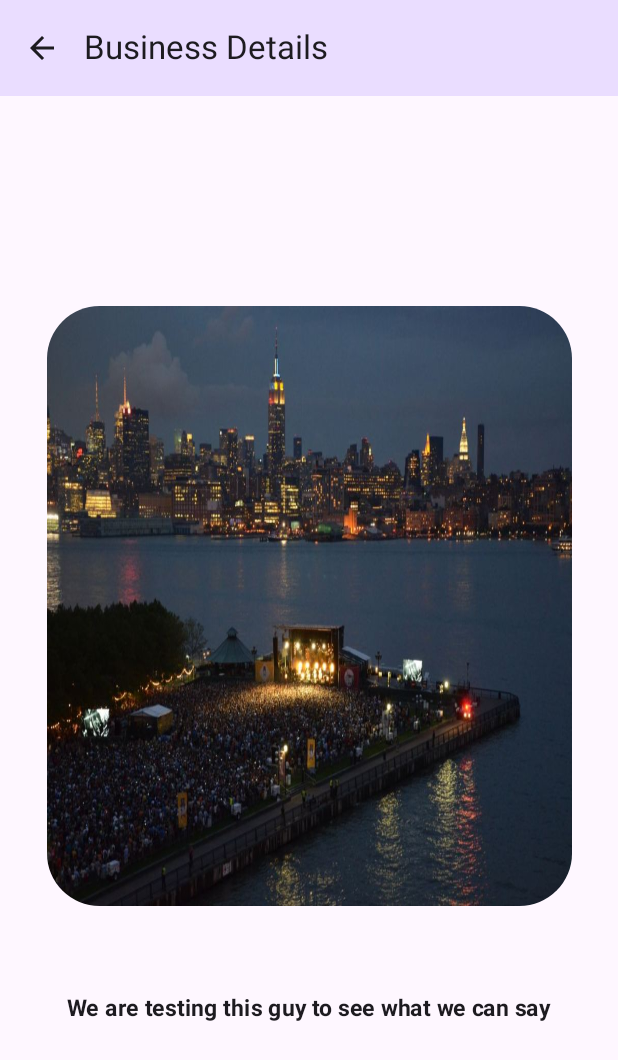
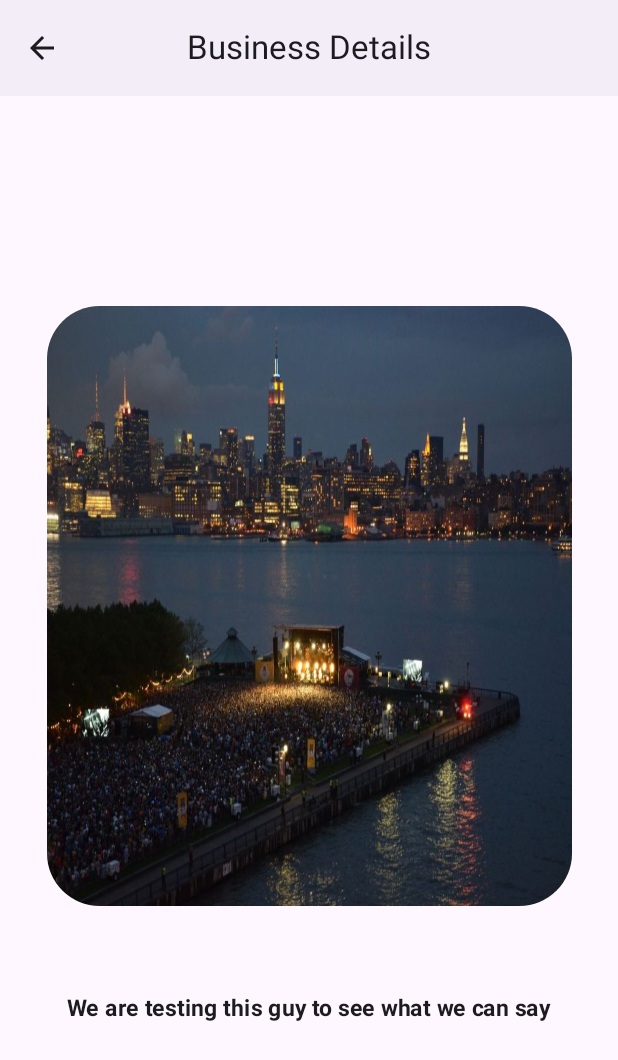
Before and after one commit to jlr295/myHoboken, an Android app built with Jetpack Compose: the BusinessDetailsScreen screen opened through its navigation route, on a phone screen of 412 x 824 dp. Shown: the top 1060 px of the screen. Run offline under Robolectric (Android 15) with nearby library versions, the phone set to English and light mode, and no system bars; 1 statement that could not run was skipped.

Commit message:
UI updates and creation of category class for cards

```diff
--- /dev/null
+++ b/app/src/main/java/com/example/myHoboken/Model/Category.kt
@@ -0,0 +1,4 @@
+package com.example.myHoboken.Model
+
+class Category {
+}
--- a/app/src/main/java/com/example/myHoboken/MyHobokenScreen.kt
+++ b/app/src/main/java/com/example/myHoboken/MyHobokenScreen.kt
@@ -5,6 +5,7 @@ import androidx.compose.foundation.layout.fillMaxSize
 import androidx.compose.foundation.layout.padding
 import androidx.compose.material.icons.Icons
 import androidx.compose.material.icons.automirrored.outlined.ArrowBack
+import androidx.compose.material3.CenterAlignedTopAppBar
 import androidx.compose.material3.ExperimentalMaterial3Api
 import androidx.compose.material3.Icon
 import androidx.compose.material3.IconButton
@@ -26,7 +27,6 @@ import androidx.navigation.compose.NavHost
 import androidx.navigation.compose.composable
 import androidx.navigation.compose.currentBackStackEntryAsState
 import androidx.navigation.compose.rememberNavController
-import com.example.myHoboken.data.DataSource
 import com.example.myHoboken.ui.BusinessDetailsScreen
 import com.example.myHoboken.ui.BusinessScreen
 import com.example.myHoboken.ui.SelectionViewModel
@@ -53,10 +53,12 @@ fun MyHobokenAppBar(
     navigateUp: () -> Unit,
     modifier: Modifier = Modifier
 ) {
-    TopAppBar(
+    CenterAlignedTopAppBar(
         title = { Text(stringResource(currentScreen.title)) },
         colors = TopAppBarDefaults.mediumTopAppBarColors(
-            containerColor = MaterialTheme.colorScheme.primaryContainer
+            containerColor = MaterialTheme.colorScheme.surfaceContainer,
+            titleContentColor = MaterialTheme.colorScheme.onSurface,
+            navigationIconContentColor = MaterialTheme.colorScheme.onSurface
         ),
         modifier = modifier,
         navigationIcon = {
@@ -93,7 +95,8 @@ fun MyHobokenApp(
                 canNavigateBack = navController.previousBackStackEntry != null,
                 navigateUp = { navController.navigateUp() }
             )
-        }
+        },
+        containerColor = MaterialTheme.colorScheme.surface
 
     ) { innerPadding ->
         val uiState by viewModel.uiState.collectAsState()
--- a/app/src/main/java/com/example/myHoboken/ui/BusinessDetailsScreen.kt
+++ b/app/src/main/java/com/example/myHoboken/ui/BusinessDetailsScreen.kt
@@ -3,13 +3,10 @@ package com.example.myHoboken.ui
 import androidx.compose.foundation.Image
 import androidx.compose.foundation.layout.Arrangement
 import androidx.compose.foundation.layout.Column
-import androidx.compose.foundation.layout.Row
-import androidx.compose.foundation.layout.fillMaxWidth
 import androidx.compose.foundation.layout.height
 import androidx.compose.foundation.layout.padding
 import androidx.compose.foundation.layout.width
 import androidx.compose.foundation.shape.RoundedCornerShape
-import androidx.compose.material3.FilledTonalButton
 import androidx.compose.material3.Text
 import androidx.compose.runtime.Composable
 import androidx.compose.ui.Alignment
--- a/app/src/main/java/com/example/myHoboken/ui/BusinessScreen.kt
+++ b/app/src/main/java/com/example/myHoboken/ui/BusinessScreen.kt
@@ -15,7 +15,6 @@ import androidx.compose.ui.Alignment
 import androidx.compose.ui.Modifier
 import androidx.compose.ui.platform.LocalContext
 import androidx.compose.ui.res.dimensionResource
-import androidx.compose.ui.res.stringResource
 import androidx.compose.ui.text.font.FontWeight
 import androidx.compose.ui.tooling.preview.Preview
 import androidx.compose.ui.unit.dp
--- a/app/src/main/java/com/example/myHoboken/ui/SelectionViewModel.kt
+++ b/app/src/main/java/com/example/myHoboken/ui/SelectionViewModel.kt
@@ -1,9 +1,6 @@
 package com.example.myHoboken.ui
 
 
-import android.provider.ContactsContract.Data
-import androidx.compose.ui.platform.LocalContext
-import androidx.compose.ui.res.stringResource
 import androidx.lifecycle.ViewModel
 import com.example.myHoboken.R
 import com.example.myHoboken.data.AppUiState
--- a/app/src/main/java/com/example/myHoboken/ui/StartCategoryScreen.kt
+++ b/app/src/main/java/com/example/myHoboken/ui/StartCategoryScreen.kt
@@ -1,40 +1,35 @@
 package com.example.myHoboken.ui
 
-import androidx.compose.foundation.Image
-import androidx.compose.foundation.interaction.MutableInteractionSource
 import androidx.compose.foundation.layout.Arrangement
 import androidx.compose.foundation.layout.Column
+import androidx.compose.foundation.layout.PaddingValues
 import androidx.compose.foundation.layout.Row
 import androidx.compose.foundation.layout.fillMaxSize
 import androidx.compose.foundation.layout.fillMaxWidth
 import androidx.compose.foundation.layout.height
 import androidx.compose.foundation.layout.padding
-import androidx.compose.foundation.layout.width
-import androidx.compose.foundation.layout.widthIn
+import androidx.compose.foundation.lazy.LazyColumn
+import androidx.compose.foundation.lazy.items
 import androidx.compose.foundation.shape.RoundedCornerShape
-import androidx.compose.material3.Button
-import androidx.compose.material3.ButtonColors
+import androidx.compose.material3.Card
+import androidx.compose.material3.CardDefaults
+import androidx.compose.material3.Icon
 import androidx.compose.material3.MaterialTheme
 import androidx.compose.material3.Text
 import androidx.compose.runtime.Composable
-import androidx.compose.runtime.remember
 import androidx.compose.ui.Alignment
 import androidx.compose.ui.Modifier
-import androidx.compose.ui.draw.clip
-import androidx.compose.ui.layout.ContentScale
 import androidx.compose.ui.platform.LocalContext
 import androidx.compose.ui.res.dimensionResource
 import androidx.compose.ui.res.painterResource
 import androidx.compose.ui.res.stringResource
 import androidx.compose.ui.text.font.FontWeight
+import androidx.compose.ui.text.style.TextAlign
 import androidx.compose.ui.tooling.preview.Preview
 import androidx.compose.ui.unit.dp
 import androidx.compose.ui.unit.sp
-import androidx.core.content.res.TypedArrayUtils.getString
-import androidx.lifecycle.ViewModel
 import com.example.myHoboken.R
 import com.example.myHoboken.data.AppUiState
-import com.example.myHoboken.data.DataSource
 import com.example.myHoboken.ui.theme.MyHobokenTheme
 
 /**
@@ -50,56 +45,79 @@ fun StartCategoryScreen(
     val resources = LocalContext.current.resources
 
     val categories = appUiState.categories.map { id -> resources.getString(id)}
-
     Column(
         modifier = modifier,
-        verticalArrangement = Arrangement.Bottom,
+        verticalArrangement = Arrangement.Top,
         horizontalAlignment = Alignment.CenterHorizontally
     ) {
-        Image(
-            painterResource(R.drawable.pier_a_mumford_and_sons_concert_1024x678),
-            contentScale = ContentScale.Crop,
-            contentDescription = null,
-            modifier = Modifier
-                .width(350.dp)
-                .height(380.dp)
-                .clip(RoundedCornerShape(10))
-        )
 
-        Column(
-            verticalArrangement = Arrangement.Bottom,
-            horizontalAlignment = Alignment.CenterHorizontally,
-            modifier = Modifier
-                .fillMaxWidth()
-                .padding(dimensionResource(R.dimen.padding_medium))
-        ) {
-            Row(
-                horizontalArrangement = Arrangement.Start,
-                modifier = Modifier.fillMaxWidth()
-            ){
             Text(
                 text = stringResource(R.string.select_category),
                 fontWeight = FontWeight.Bold,
-                    fontSize = 18.sp,
+                fontSize = 23.sp,
                 modifier = Modifier
                     .padding(15.dp)
+                    .fillMaxWidth()
             )
-            }
-            categories.forEach { item ->
-                Button(
-                    onClick =  { onCategoryButtonClick(item)},
-                    shape = RoundedCornerShape(40),
+
+            ScrollableButtons(
+                catList = categories,
+                onClick = onCategoryButtonClick,
                 modifier = Modifier
-                        .fillMaxWidth()
-                ){
-                    Text(item)
+                    .fillMaxSize()
+         )
+
     }
 }
+
+@Composable
+fun ScrollableButtons(catList: List<String>, onClick: (String) -> Unit, modifier: Modifier){
+    LazyColumn(
+        contentPadding = PaddingValues(dimensionResource(R.dimen.padding_small)),
+        modifier = modifier
+    ) {
+        items(catList) { category ->
+            ButtonCard(category, { onClick(category) })
         }
     }
 }
 
+@Composable
+fun ButtonCard(obj: String, onClick: (String) -> Unit){
+    Card (
+        shape = RoundedCornerShape(15),
+        colors = CardDefaults.cardColors(
+            containerColor = MaterialTheme.colorScheme.surfaceVariant
+        ),
+        onClick = { onClick(obj) },
+        modifier = Modifier
+            .fillMaxWidth()
+            .height(125.dp)
+            .padding(dimensionResource(R.dimen.padding_extrasmall))
+    ) {
+        Row(
+            verticalAlignment = Alignment.CenterVertically,
+            modifier = Modifier
+                .fillMaxWidth()
+        ) {
+            Icon (
+                painter = ,
+                contentDescription = obj,
+                modifier = Modifier
+                    .padding(dimensionResource(R.dimen.padding_small))
+            )
 
+            Text(
+                text = obj,
+                fontWeight = FontWeight.ExtraBold,
+                fontSize = 25.sp,
+                textAlign = TextAlign.Justify,
+                modifier = Modifier
+                    .padding(horizontal = dimensionResource(R.dimen.padding_small))
+            )
+        }
+    }
+}
 
 @Preview(showSystemUi = true)
 @Composable
--- a/app/src/main/res/values/dimens.xml
+++ b/app/src/main/res/values/dimens.xml
@@ -1,5 +1,6 @@
 <?xml version="1.0" encoding="utf-8"?>
 <resources>
+    <dimen name="padding_extrasmall">5dp</dimen>
     <dimen name="padding_small">8dp</dimen>
     <dimen name="padding_medium">16dp</dimen>
     <dimen name="divider">1dp</dimen>
```
Also changed, not shown: app/src/main/res/values/strings.xml (+52 -1 lines), app/src/main/res/drawable/bars.png (added). Lines whose indentation alone changed are shown as unchanged.
